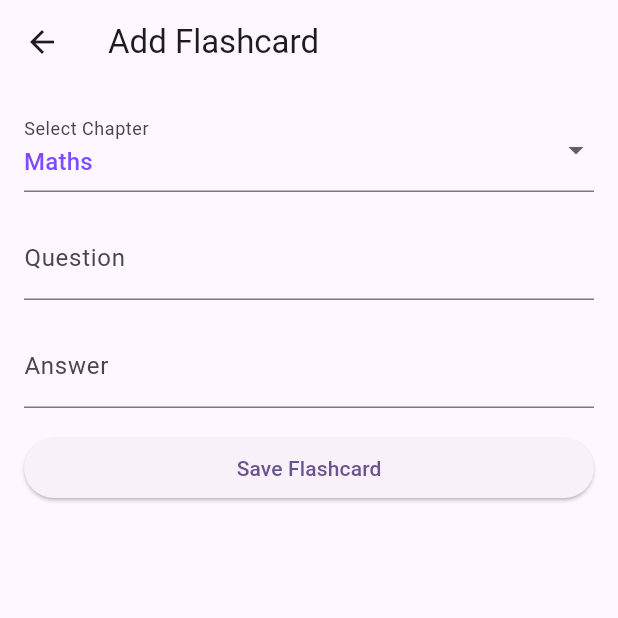
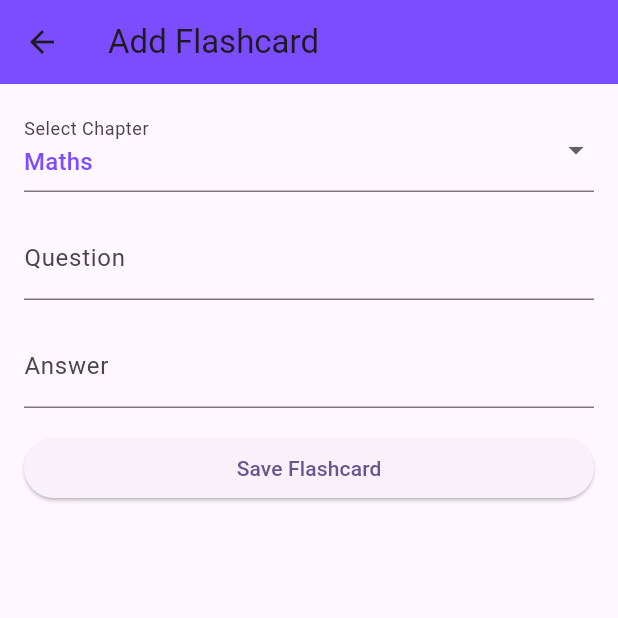
Before and after one commit to KKSurendran06/FLashPro, a Flutter app: the AddCardWidget screen opened directly, on a phone screen of 412 x 824 dp, the top half of it. Run offline on Flutter 3.47's test engine with Material 3 defaults, Android fonts, the phone set to English and light mode, and no system bars; our stand-ins replace flip_card, sqflite; missing offline and left inert: flutter_tex; accounts and stored records are empty.

Commit message:
Added colour to AppBar

```diff
--- a/lib/add_newcard.dart
+++ b/lib/add_newcard.dart
@@ -19,6 +19,7 @@ class _AddCardWidgetState extends State<AddCardWidget> {
   Widget build(BuildContext context) {
     return Scaffold(
       appBar: AppBar(
+        backgroundColor: Colors.deepPurpleAccent,
         title: Text('Add Flashcard'),
       ),
       body: Padding(
```
